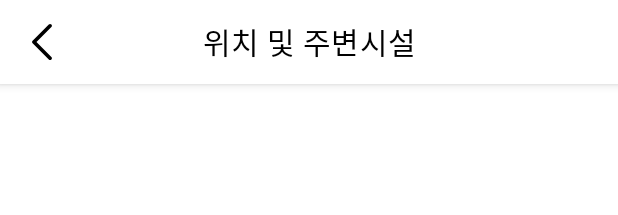
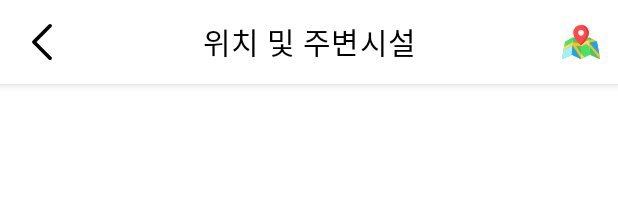
Before and after one commit to corhythm/MTMI-v2, an Android app: the layout activity_map_details.xml on its own in the app's theme, with its tools: preview values and no code run, on a phone screen of 412 x 824 dp. Shown: the top 215 px of the screen. Run offline under Robolectric (Android 15) with nearby library versions, the phone set to English and light mode, and no system bars; plain views replace SmartMaterialSpinner; Roboto replaces fonts that are not available here.

Commit message:
mapview 내 위치로 이동 버튼 추가

```diff
--- a/app/src/main/res/layout/activity_map_details.xml
+++ b/app/src/main/res/layout/activity_map_details.xml
@@ -19,12 +19,12 @@
             android:layout_width="match_parent"
             android:layout_height="?attr/actionBarSize"
             android:background="@color/white"
+            app:menu="@menu/toolbar_map"
             app:navigationIcon="@drawable/ic_my_class_subject_bulletin_board_writing_back"
             app:title="위치 및 주변시설"
             app:titleCentered="true"
             app:titleTextColor="@color/black" />
 
-        <!--        </com.google.android.material.appbar.CollapsingToolbarLayout>-->
     </com.google.android.material.appbar.AppBarLayout>
 
 
--- a/app/src/main/res/menu/toolbar_campus_phone_number_menu.xml
+++ b/app/src/main/res/menu/toolbar_map.xml
@@ -3,9 +3,9 @@
     xmlns:app="http://schemas.android.com/apk/res-auto"
     app:cnb_unselectedColor="#666666">
     <item
-        android:id="@+id/menu_toolBar_search"
-        android:icon="@drawable/ic_item_search"
-        app:showAsAction="ifRoom"
-        android:title="search"
+        android:id="@+id/menu_toolBar_myLocation"
+        android:icon="@drawable/ic_map"
+        app:showAsAction="always"
+        android:title="myLocation"
         app:cnb_iconColor="@color/black" />
 </menu>
```
Also changed, not shown: app/src/main/java/com/example/mtmimyeon_gitmi/MapDetailsActivity.kt (+17 -0 lines), app/src/main/res/layout/activity_campus_phone_number.xml (+0 -12 lines).
